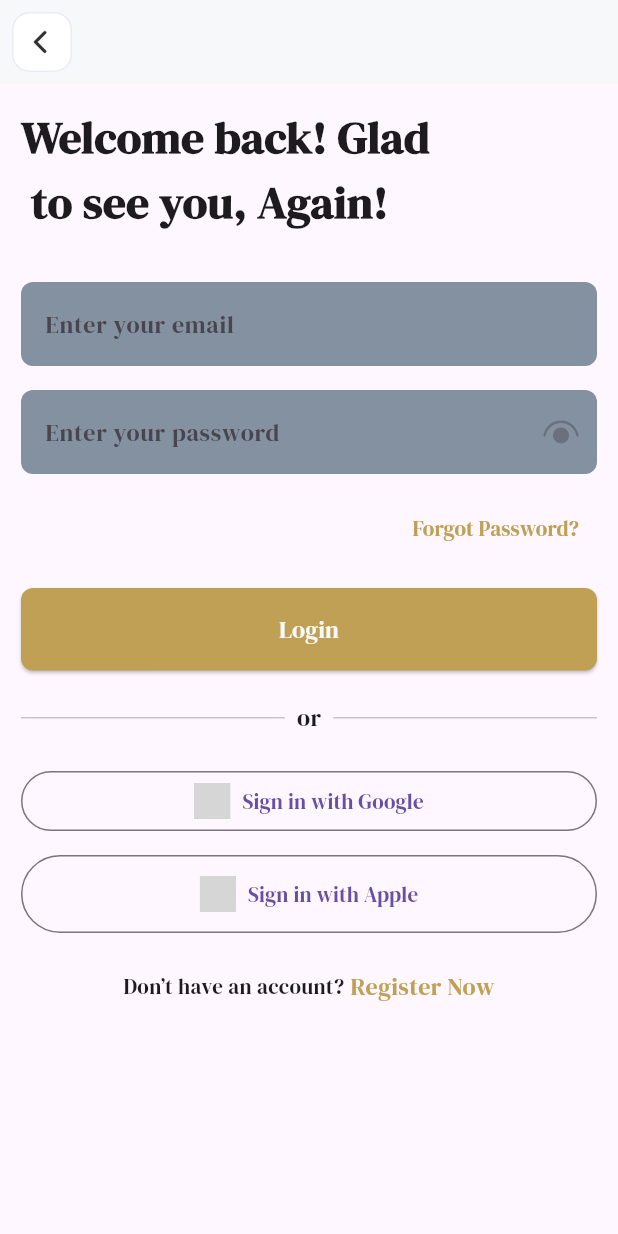
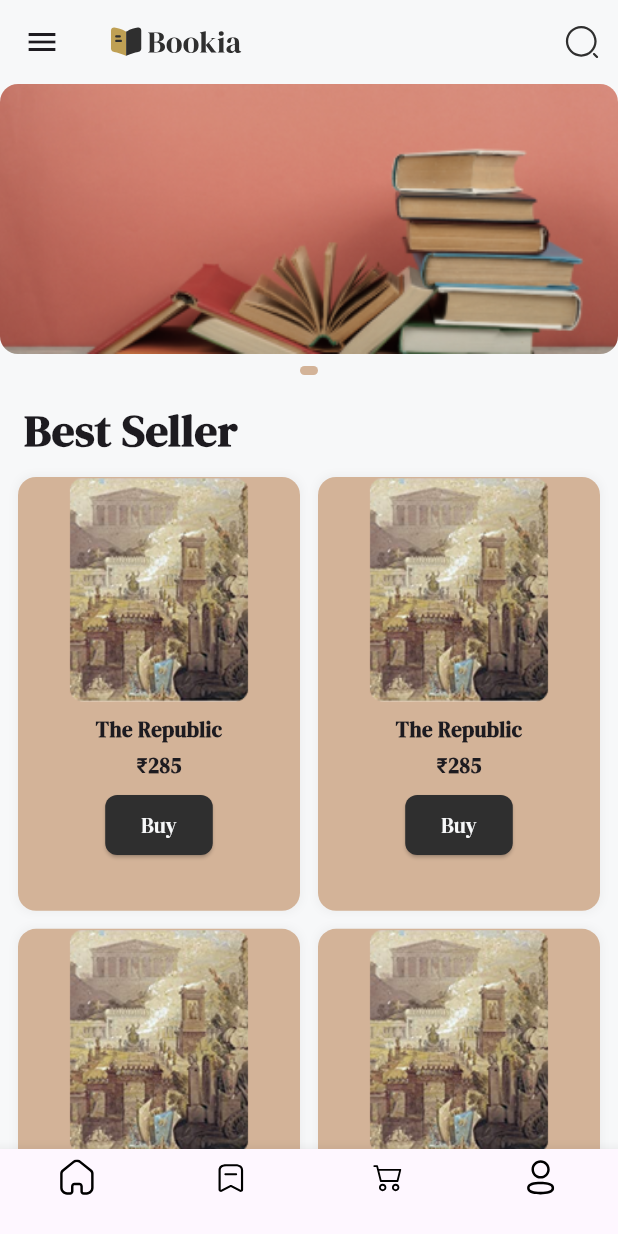
Before and after one commit to Mariam255-star/bookie_store, a Flutter app: the LoginScreen screen opened directly, after a tap on "Login", on a phone screen of 412 x 824 dp. Run offline on Flutter 3.47's test engine with Material 3 defaults, Android fonts, the phone set to English and light mode, and no system bars; our stand-ins replace flutter_svg, pinput; grey boxes are pictures that could not be loaded.

Commit message:
bookie_store

```diff
--- a/lib/core/constants/app_color.dart
+++ b/lib/core/constants/app_color.dart
@@ -3,10 +3,12 @@ import 'package:flutter/widgets.dart';
 class AppColor {
    static const Color primaryColor = Color(0xFFBFA054);
    static const Color grayColor = Color(0xFF8391A1);
-   static const Color borderColor = Color(0xFFF7F8F9);
+   static const Color borderColor = Color(0xFFD9D9D9);
    static const Color darkColor = Color(0xFF2F2F2F);
-   static const Color cardColor = Color(0xFFF5EFE1);
+   static const Color cardColor = Color(0xFFD3B398);
    static const Color formColor = Color(0xFFF7F8F9);
+   static const Color bottomColor = Color(0xFF2F2F2F);
+
 
 
 }
--- /dev/null
+++ b/lib/features/home/home_screen.dart
@@ -0,0 +1,209 @@
+import 'package:bookie_store/core/constants/app_color.dart';
+import 'package:bookie_store/core/functions/navigation.dart';
+import 'package:bookie_store/features/home/product_details_screen.dart';
+import 'package:flutter/material.dart';
+import 'package:flutter_svg/flutter_svg.dart';
+
+class HomeScreen extends StatefulWidget {
+  const HomeScreen({super.key});
+
+  @override
+  State<HomeScreen> createState() => _HomeScreenState();
+}
+
+class _HomeScreenState extends State<HomeScreen> {
+  int _currentIndex = 0;
+
+  @override
+  Widget build(BuildContext context) {
+    return Scaffold(
+      backgroundColor: AppColor.formColor,
+      appBar: AppBar(
+        backgroundColor: AppColor.formColor,
+        elevation: 0,
+        leading: IconButton(
+          onPressed: () {},
+          icon: const Icon(Icons.menu),
+        ),
+        title: SvgPicture.asset(
+          'assets/images/logo 2.svg',
+          height: 28,
+        ),
+        actions: [
+          IconButton(
+            onPressed: () {},
+            icon: SvgPicture.asset(
+              'assets/icons/search icon.svg',
+              height: 24,
+              width: 24,
+            ),
+          ),
+        ],
+      ),
+      body: SingleChildScrollView(
+        child: Column(
+          crossAxisAlignment: CrossAxisAlignment.start,
+          children: [
+            SizedBox(
+              height: 180,
+              child: PageView(
+                children: [
+                  ClipRRect(
+                    borderRadius: BorderRadius.circular(12),
+                    child: Image.asset(
+                      'assets/images/books.png',
+                      fit: BoxFit.cover,
+                    ),
+                  ),
+                ],
+              ),
+            ),
+            const SizedBox(height: 8),
+            GestureDetector(
+              onTap: () {
+                pushTo(context, const ProductDetailsScreen());
+              },
+              child: Row(
+                mainAxisAlignment: MainAxisAlignment.center,
+                children: [
+                  Container(
+                    width: 12,
+                    height: 6,
+                    margin: const EdgeInsets.symmetric(horizontal: 3),
+                    decoration: BoxDecoration(
+                      color: AppColor.cardColor,
+                      borderRadius: BorderRadius.circular(3),
+                    ),
+                  ),
+                ],
+              ),
+            ),
+            const SizedBox(height: 15),
+            const Padding(
+              padding: EdgeInsets.symmetric(horizontal: 16.0),
+              child: Text(
+                'Best Seller',
+                style: TextStyle(
+                  fontSize: 30,
+                  fontWeight: FontWeight.bold,
+                ),
+              ),
+            ),
+            const SizedBox(height: 10),
+            Padding(
+              padding: const EdgeInsets.symmetric(horizontal: 12.0),
+              child: GridView.count(
+                crossAxisCount: 2,
+                shrinkWrap: true,
+                physics: const NeverScrollableScrollPhysics(),
+                crossAxisSpacing: 12,
+                mainAxisSpacing: 12,
+                childAspectRatio: 0.65,
+                children: List.generate(4, (index) {
+                  return Container(
+                    decoration: BoxDecoration(
+                      color: AppColor.cardColor,
+                      borderRadius: BorderRadius.circular(12),
+                      boxShadow: [
+                        BoxShadow(
+                          color: Colors.grey.withOpacity(0.1),
+                          blurRadius: 4,
+                          spreadRadius: 1,
+                        ),
+                      ],
+                    ),
+                    child: Column(
+                      children: [
+                        ClipRRect(
+                          borderRadius: const BorderRadius.vertical(
+                            top: Radius.circular(12),
+                          ),
+                          child: Image.asset(
+                            'assets/images/product image.png',
+                            height: 150,
+                            width: double.infinity,
+                          ),
+                        ),
+                        const SizedBox(height: 8),
+                        const Text(
+                          'The Republic',
+                          style: TextStyle(
+                            fontWeight: FontWeight.w600,
+                          ),
+                        ),
+                        const SizedBox(height: 4),
+                        const Text(
+                          '₹285',
+                          style: TextStyle(
+                            fontWeight: FontWeight.w600,
+                          ),
+                        ),
+                        const SizedBox(height: 6),
+                        ElevatedButton(
+                          style: ElevatedButton.styleFrom(
+                            backgroundColor: AppColor.darkColor,
+                            foregroundColor: AppColor.formColor,
+                            shape: RoundedRectangleBorder(
+                              borderRadius: BorderRadius.circular(8),
+                            ),
+                          ),
+                          onPressed: () {
+                            pushTo(context, const ProductDetailsScreen());
+                          },
+                          child: const Text('Buy'),
+                        ),
+                      ],
+                    ),
+                  );
+                }),
+              ),
+            ),
+            const SizedBox(height: 80),
+          ],
+        ),
+      ),
+      bottomNavigationBar: BottomNavigationBar(
+        type: BottomNavigationBarType.fixed,
+        currentIndex: _currentIndex,
+        onTap: (index) {
+          setState(() {
+            _currentIndex = index;
+          });
+        },
+        selectedItemColor: AppColor.darkColor,
+        unselectedItemColor: AppColor.grayColor,
+        items: [
+          BottomNavigationBarItem(
+            icon: SvgPicture.asset(
+              'assets/icons/home icon.svg',
+              height: 24,
+              width: 24,
+            ),
+            label: '',
+          ),
+           BottomNavigationBarItem(
+            icon: SvgPicture.asset('assets/icons/save icon.svg',
+              height: 24,
+              width: 24,
+            ),
+            label: '',
+          ),
+           BottomNavigationBarItem(
+            icon: SvgPicture.asset('assets/icons/Category.svg',
+             height: 24,
+             width: 24,
+            ),
+            label: '',
+          ),
+           BottomNavigationBarItem(
+            icon: SvgPicture.asset('assets/icons/Profile.svg',
+             height: 24,
+             width: 24,
+            ),
+            label: '',
+          ),
+        ],
+      ),
+    );
+  }
+}
--- a/lib/features/login/login_screen.dart
+++ b/lib/features/login/login_screen.dart
@@ -2,6 +2,7 @@ import 'package:bookie_store/core/constants/app_color.dart';
 //import 'package:bookie_store/core/constants/app_images.dart';
 import 'package:bookie_store/core/functions/navigation.dart';
 import 'package:bookie_store/core/utils/text_style.dart';
+import 'package:bookie_store/features/home/home_screen.dart';
 import 'package:bookie_store/features/register/forget_password_screen.dart';
 import 'package:bookie_store/features/register/register_screen.dart';
 import 'package:bookie_store/features/welcome/welcome_screen.dart';
@@ -90,7 +91,9 @@ class LoginScreen extends StatelessWidget {
               SizedBox(
                 width: double.infinity,
                 child: ElevatedButton(
-                  onPressed: () {},
+                  onPressed: () {
+                    pushTo(context, const HomeScreen());
+                  },
                   style: ElevatedButton.styleFrom(
                     backgroundColor: AppColor.primaryColor,
                     padding: const EdgeInsets.symmetric(vertical: 16),
```
Also changed, not shown: lib/features/home/product_details_screen.dart (added, +95 -0 lines), assets/images/books.png (added), assets/images/cart details.png (added), assets/images/cart image.png (added), assets/images/product image.png (added).
